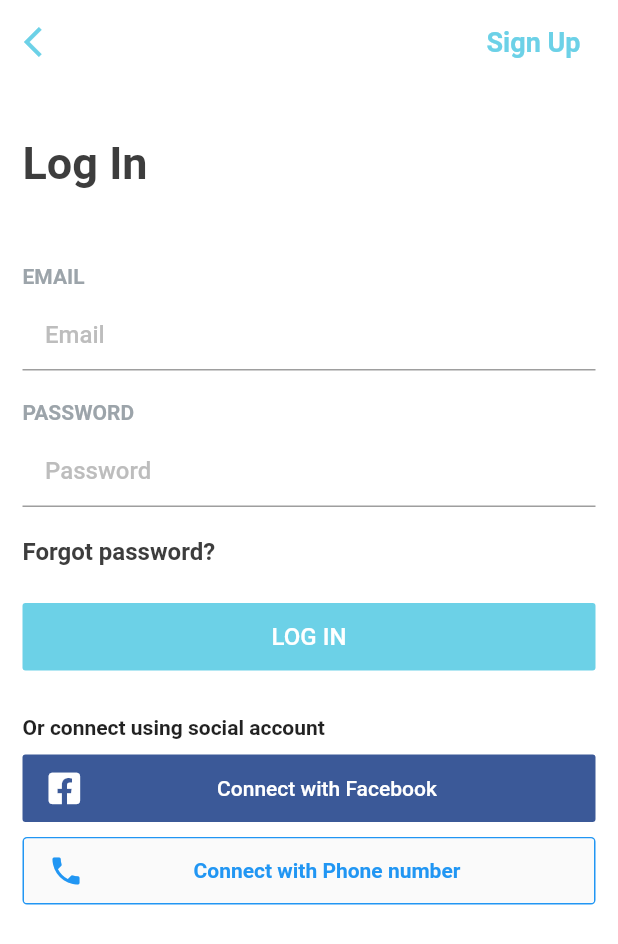
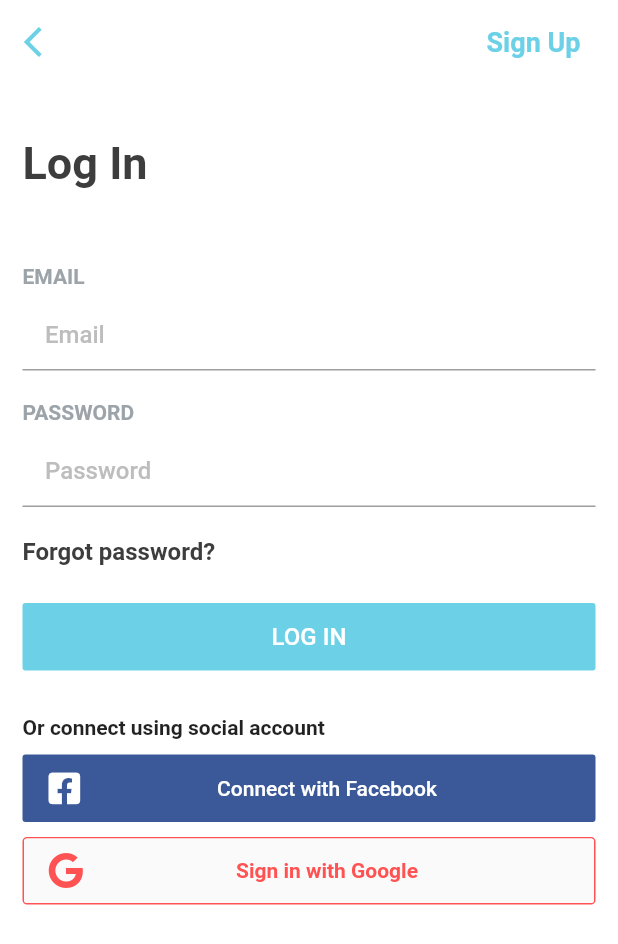
Before and after one commit to themuleapp/mule-app, a Flutter app: the screen it shows after launch, after a tap on "I ALREADY HAVE AN ACCOUNT", on a phone screen of 412 x 824 dp. Shown: the top 944 px of the screen. Run offline on Flutter 3.47's test engine with Material 2 defaults, Android fonts, the phone set to English and light mode, and no system bars; our stand-ins replace avatar_glow, font_awesome_flutter.

Commit message:
Change to Sign in with Google

```diff
--- a/Code/mule/lib/Screens/login.dart
+++ b/Code/mule/lib/Screens/login.dart
@@ -115,7 +115,7 @@ class Login extends StatelessWidget {
                     Container(
                       decoration: BoxDecoration(
                           border: Border.all(
-                            color: _theme.primaryColor,
+                            color: Colors.redAccent,
                           ),
                           borderRadius: BorderRadius.circular(3.0)),
                       margin: EdgeInsets.only(
@@ -128,17 +128,17 @@ class Login extends StatelessWidget {
                         child: Row(
                           children: <Widget>[
                             Icon(
-                              Icons.phone,
-                              color: _theme.primaryColor,
+                              FontAwesomeIcons.google,
+                              color: Colors.redAccent,
                             ),
                             Expanded(
                               child: Text(
-                                "Connect with Phone number",
+                                "Sign in with Google",
                                 textAlign: TextAlign.center,
                                 style: _theme.textTheme.body1.merge(
                                   TextStyle(
                                     fontWeight: FontWeight.bold,
-                                    color: _theme.primaryColor,
+                                    color: Colors.redAccent,
                                   ),
                                 ),
                               ),
--- a/Code/mule/pubspec.yaml
+++ b/Code/mule/pubspec.yaml
@@ -25,6 +25,8 @@ dependencies:
   cupertino_icons: ^0.1.2
   avatar_glow:
   font_awesome_flutter: ^8.5.0
+  google_sign_in:
+  flutter_facebook_login:
 
 dev_dependencies:
   flutter_test:
```
Also changed, not shown: Code/mule/assets/images/btn_google_light_pressed_ios@3x.png (added).
